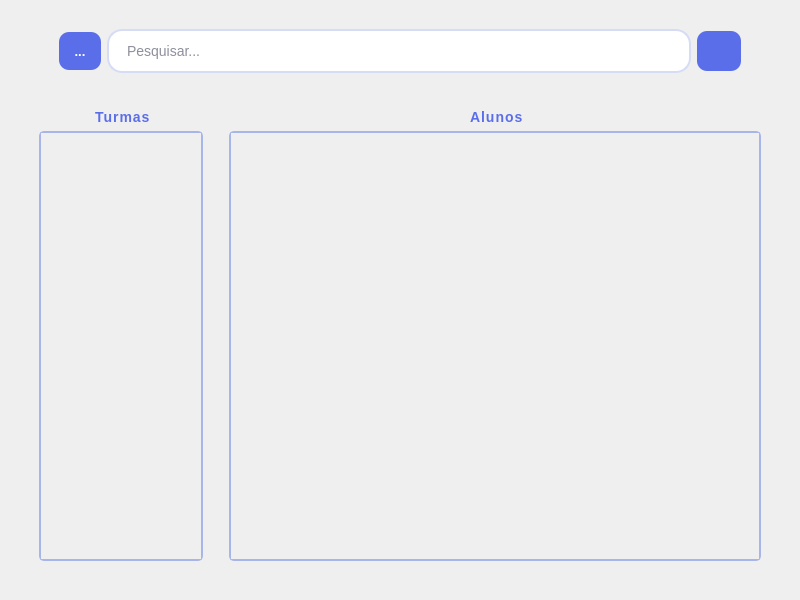
Old version of the form App/view/ui/home.ui in the repository Senac-SOR-ADS/Gerenciamento-Escolar.
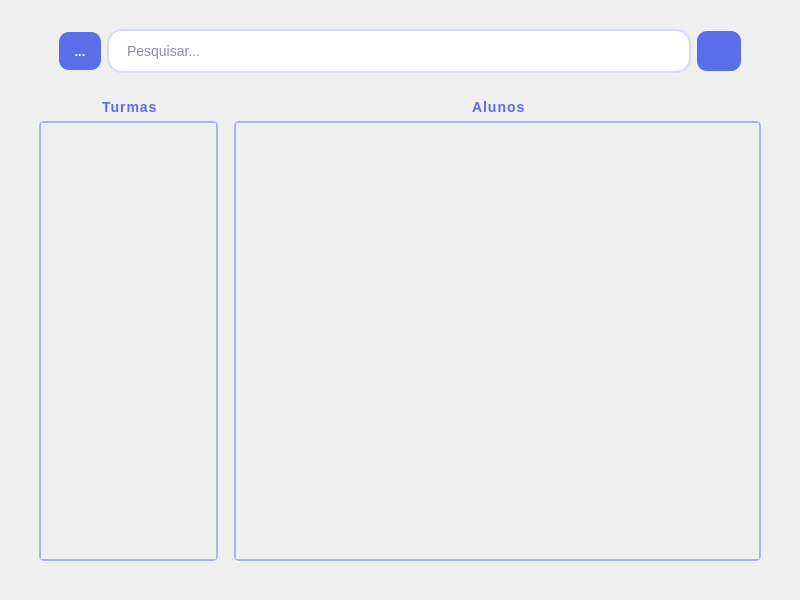
New version of the form. Icons and pictures are not drawn.

Commit message: feat: home stylesheet atualizada

What changed in the file:
```diff
--- a/App/view/ui/home.ui
+++ b/App/view/ui/home.ui
@@ -209,16 +209,28 @@
     </item>
     <item>
      <layout class="QHBoxLayout" name="horizontalLayout_2" stretch="1,3">
+      <property name="leftMargin">
+       <number>30</number>
+      </property>
+      <property name="topMargin">
+       <number>20</number>
+      </property>
+      <property name="rightMargin">
+       <number>30</number>
+      </property>
+      <property name="bottomMargin">
+       <number>30</number>
+      </property>
       <item>
        <layout class="QVBoxLayout" name="verticalLayout" stretch="0,0">
         <property name="leftMargin">
-         <number>30</number>
+         <number>0</number>
         </property>
         <property name="topMargin">
-         <number>30</number>
+         <number>0</number>
         </property>
         <property name="bottomMargin">
-         <number>30</number>
+         <number>0</number>
         </property>
         <item alignment="Qt::AlignHCenter">
          <widget class="QLabel" name="labelTurmas_2">
@@ -243,8 +255,8 @@
             <rect>
              <x>0</x>
              <y>0</y>
-             <width>159</width>
-             <height>417</height>
+             <width>173</width>
+             <height>427</height>
             </rect>
            </property>
            <layout class="QVBoxLayout" name="verticalLayout_6"/>
@@ -256,16 +268,16 @@
       <item>
        <layout class="QVBoxLayout" name="verticalLayout_5" stretch="0,0">
         <property name="leftMargin">
-         <number>20</number>
+         <number>10</number>
         </property>
         <property name="topMargin">
-         <number>30</number>
+         <number>0</number>
         </property>
         <property name="rightMargin">
-         <number>30</number>
+         <number>0</number>
         </property>
         <property name="bottomMargin">
-         <number>30</number>
+         <number>0</number>
         </property>
         <item alignment="Qt::AlignHCenter">
          <widget class="QLabel" name="labelAluno">
@@ -284,8 +296,8 @@
             <rect>
              <x>0</x>
              <y>0</y>
-             <width>526</width>
-             <height>417</height>
+             <width>522</width>
+             <height>427</height>
             </rect>
            </property>
            <layout class="QVBoxLayout" name="verticalLayout_7"/>
```
Left out of the diff: 12 changed lines with no effect on the pictures. The commit also changes 1 other file.
